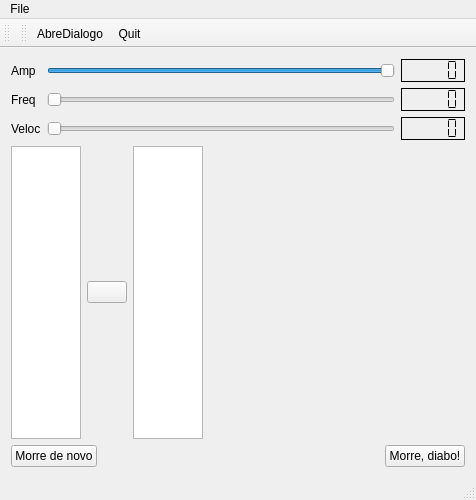
Old version of the form helloqt/mainwindow.ui in the repository agostinhobritojr/dca1202.
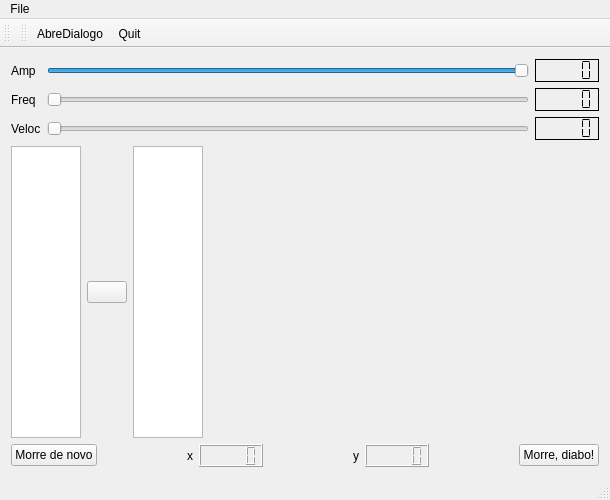
New version of the form. Icons and pictures are not drawn. Custom widgets are drawn as their Qt base class.

The edit to the form file:
```diff
--- a/helloqt/mainwindow.ui
+++ b/helloqt/mainwindow.ui
@@ -6,7 +6,7 @@
    <rect>
     <x>0</x>
     <y>0</y>
-    <width>476</width>
+    <width>610</width>
     <height>500</height>
    </rect>
   </property>
@@ -134,6 +134,52 @@
         </property>
        </widget>
       </item>
+      <item>
+       <spacer name="horizontalSpacer_2">
+        <property name="orientation">
+         <enum>Qt::Horizontal</enum>
+        </property>
+        <property name="sizeHint" stdset="0">
+         <size>
+          <width>40</width>
+          <height>20</height>
+         </size>
+        </property>
+       </spacer>
+      </item>
+      <item>
+       <widget class="QLabel" name="label_4">
+        <property name="text">
+         <string>x</string>
+        </property>
+       </widget>
+      </item>
+      <item>
+       <widget class="QLCDNumber" name="lcdNumberX"/>
+      </item>
+      <item>
+       <spacer name="horizontalSpacer_3">
+        <property name="orientation">
+         <enum>Qt::Horizontal</enum>
+        </property>
+        <property name="sizeHint" stdset="0">
+         <size>
+          <width>40</width>
+          <height>20</height>
+         </size>
+        </property>
+       </spacer>
+      </item>
+      <item>
+       <widget class="QLabel" name="label_5">
+        <property name="text">
+         <string>y</string>
+        </property>
+       </widget>
+      </item>
+      <item>
+       <widget class="QLCDNumber" name="lcdNumberY"/>
+      </item>
       <item>
        <spacer name="horizontalSpacer">
         <property name="orientation">
@@ -163,7 +209,7 @@
     <rect>
      <x>0</x>
      <y>0</y>
-     <width>476</width>
+     <width>610</width>
      <height>22</height>
     </rect>
    </property>
```
Left out of the diff: 50 changed lines with no effect on the pictures.
